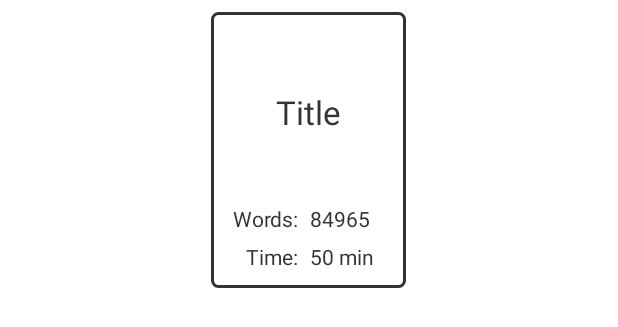
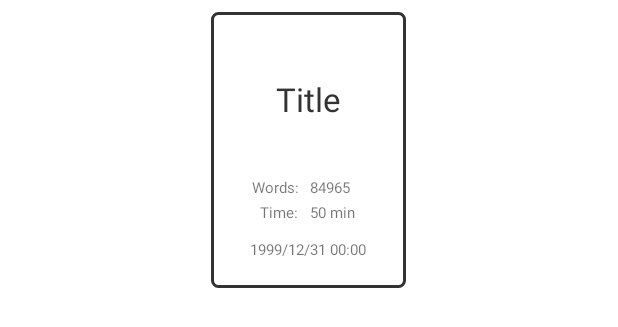
Before and after one commit to vaginessa/foco.lite, an Android app: the layout doc_list_item.xml on its own in the app's theme, with its tools: preview values and no code run, on a phone screen of 412 x 824 dp. Shown: the top 327 px of the screen. Run offline under Robolectric (Android 15) with nearby library versions, the phone set to English and light mode, and no system bars.

Commit message:
add last edit time to ui

```diff
--- a/Foco/app/src/main/java/io/github/nfdz/foco/ui/DocsAdapter.java
+++ b/Foco/app/src/main/java/io/github/nfdz/foco/ui/DocsAdapter.java
@@ -63,9 +63,10 @@ public class DocsAdapter extends RecyclerView.Adapter<RecyclerView.ViewHolder> {
     public void onBindViewHolder(RecyclerView.ViewHolder holder, int position) {
         if (holder.getItemViewType() == DOCUMENT_TYPE) {
             DocViewHolder docHolder = (DocViewHolder) holder;
-            docHolder.title.setText("Title etc");
+            docHolder.title.setText("Title");
             docHolder.words.setText("1500");
-            docHolder.time.setText("40 min");
+            docHolder.workTime.setText("40 min");
+            docHolder.editTime.setText("1999/12/31 00:00");
         }
     }
 
@@ -89,8 +90,9 @@ public class DocsAdapter extends RecyclerView.Adapter<RecyclerView.ViewHolder> {
             implements View.OnClickListener, View.OnLongClickListener {
 
         @BindView(R.id.doc_item_title) TextView title;
-        @BindView(R.id.doc_item_time) TextView time;
+        @BindView(R.id.doc_item_work_time) TextView workTime;
         @BindView(R.id.doc_item_words) TextView words;
+        @BindView(R.id.doc_item_edit_time) TextView editTime;
 
         public DocViewHolder(View itemView) {
             super(itemView);
--- a/Foco/app/src/main/res/layout/doc_list_item.xml
+++ b/Foco/app/src/main/res/layout/doc_list_item.xml
@@ -21,7 +21,7 @@
             android:id="@+id/doc_item_title"
             android:layout_width="match_parent"
             android:layout_height="0dp"
-            android:layout_weight="0.7"
+            android:layout_weight="0.6"
             android:gravity="center"
             android:textAppearance="@style/TextAppearance.AppCompat.Large"
             android:textColor="@color/colorPrimaryDark"
@@ -30,61 +30,75 @@
         <LinearLayout
             android:layout_width="match_parent"
             android:layout_height="0dp"
-            android:layout_weight="0.15"
+            android:layout_weight="0.1"
+            android:orientation="horizontal">
+
+            <TextView
+                android:layout_width="50dp"
+                android:layout_height="match_parent"
+                android:layout_marginEnd="@dimen/doc_detail_text_margin_end"
+                android:layout_marginRight="@dimen/doc_detail_text_margin_end"
+                android:gravity="center_vertical|end"
+                android:text="Words:"
+                android:textSize="10dp"
+                android:textAppearance="@style/TextAppearance.AppCompat.Small" />
+
+            <TextView
+                android:id="@+id/doc_item_words"
+                android:layout_width="match_parent"
+                android:layout_height="match_parent"
+                android:gravity="center_vertical|start"
+                tools:text="84965"
+                android:maxLines="1"
+                android:singleLine="true"
+                android:ellipsize="end"
+                android:textAlignment="textStart"
+                android:textSize="10dp"
+                android:textAppearance="@style/TextAppearance.AppCompat.Small" />
+
+        </LinearLayout>
+        <LinearLayout
+            android:layout_width="match_parent"
+            android:layout_height="0dp"
+            android:layout_weight="0.1"
             android:orientation="horizontal">
 
             <TextView
                 android:layout_width="50dp"
                 android:layout_height="match_parent"
                 android:gravity="center_vertical|end"
-                android:text="Words:"
-                android:textAlignment="textEnd"
-                android:textColor="@color/colorPrimaryDark"
-                android:layout_marginEnd="@dimen/doc_detail_text_margin_end"
-                android:layout_marginRight="@dimen/doc_detail_text_margin_end"/>
-
-            <TextView
-                android:id="@+id/doc_item_words"
-                android:layout_width="match_parent"
-                android:layout_height="match_parent"
-                android:textColor="@color/colorPrimaryDark"
-                android:gravity="center_vertical|start"
-                tools:text="84965"
-                android:maxLines="1"
-                android:singleLine="true"
-                android:ellipsize="end"
-                android:textAlignment="textStart"/>
-
-        </LinearLayout>
-        <LinearLayout
-            android:layout_width="match_parent"
-            android:layout_height="0dp"
-            android:layout_weight="0.15"
-            android:orientation="horizontal">
-
-            <TextView
-                android:layout_width="50dp"
-                android:layout_height="match_parent"
-                android:textColor="@color/colorPrimaryDark"
-                android:gravity="center_vertical|end"
                 android:text="Time:"
                 android:textAlignment="textEnd"
                 android:layout_marginEnd="@dimen/doc_detail_text_margin_end"
-                android:layout_marginRight="@dimen/doc_detail_text_margin_end"/>
+                android:layout_marginRight="@dimen/doc_detail_text_margin_end"
+                android:textSize="10dp"
+                android:textAppearance="@style/TextAppearance.AppCompat.Small" />
 
             <TextView
-                android:id="@+id/doc_item_time"
+                android:id="@+id/doc_item_work_time"
                 android:layout_width="match_parent"
                 android:layout_height="match_parent"
-                android:textColor="@color/colorPrimaryDark"
                 android:gravity="center_vertical|start"
                 tools:text="50 min"
                 android:maxLines="1"
                 android:singleLine="true"
                 android:ellipsize="end"
-                android:textAlignment="textStart"/>
+                android:textAlignment="textStart"
+                android:textSize="10dp"
+                android:textAppearance="@style/TextAppearance.AppCompat.Small" />
 
         </LinearLayout>
+
+        <TextView
+            android:id="@+id/doc_item_edit_time"
+            android:layout_width="match_parent"
+            android:layout_height="0dp"
+            android:layout_weight="0.2"
+            android:gravity="center"
+            tools:text="1999/12/31 00:00"
+            android:textAlignment="center"
+            android:textSize="10dp"
+            android:textAppearance="@style/TextAppearance.AppCompat.Small" />
 
     </LinearLayout>
 
```
